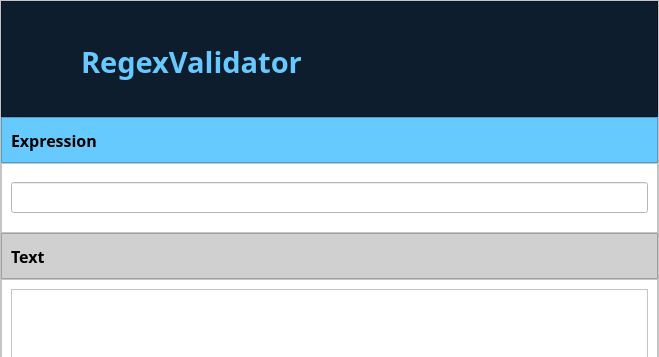
This is views/main.ui in DanielArias-COL/RegexValidator as Qt 5 draws it before an edit; both pictures show x 0 to 659 and y 0 to 357 of the 659 by 697 pixel window. The edited form follows.
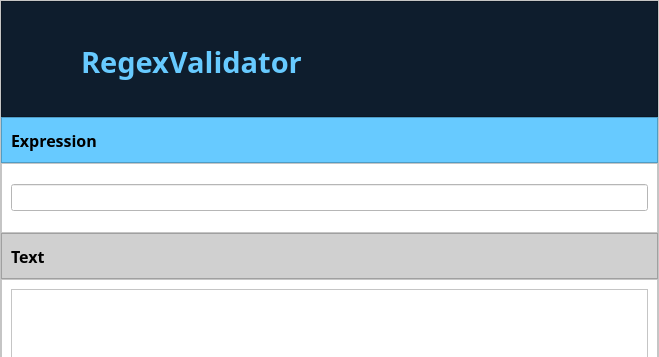
This is the edited form. Icons and pictures are not drawn.

Diff of the .ui file:
```diff
--- a/views/main.ui
+++ b/views/main.ui
@@ -159,7 +159,7 @@
           <widget class="QLineEdit" name="lineEditER">
            <property name="font">
             <font>
-             <pointsize>14</pointsize>
+             <pointsize>12</pointsize>
             </font>
            </property>
           </widget>
```
Left out of the diff: 23 changed lines with no effect on the pictures.
